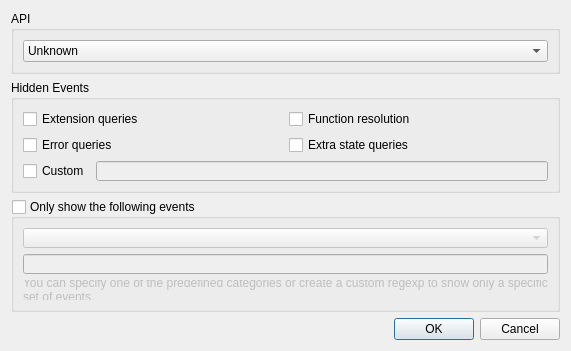
Before: the Qt Designer form gui/ui/settings.ui in apitrace/apitrace, drawn with Qt 5.
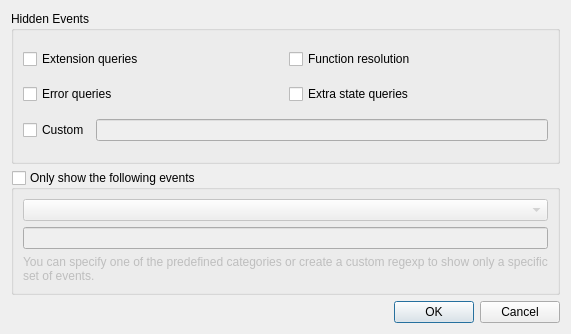
After: the same form once the commit is applied.

Commit message:
Remove the API combo box from the UI settings window.
The items were outdated, and the API is correctly guessed all the time,
so it serves no purpose.

Diff of the .ui file:
```diff
--- a/gui/ui/settings.ui
+++ b/gui/ui/settings.ui
@@ -17,34 +17,6 @@
    <string>QApiTrace Settings</string>
   </property>
   <layout class="QVBoxLayout" name="verticalLayout">
-   <item>
-    <widget class="QGroupBox" name="apiGroupBox">
-     <property name="title">
-      <string>API</string>
-     </property>
-     <layout class="QVBoxLayout" name="verticalLayout_4">
-      <item>
-       <widget class="QComboBox" name="apiComboBox">
-        <item>
-         <property name="text">
-          <string>Unknown</string>
-         </property>
-        </item>
-        <item>
-         <property name="text">
-          <string>GL</string>
-         </property>
-        </item>
-        <item>
-         <property name="text">
-          <string>EGL</string>
-         </property>
-        </item>
-       </widget>
-      </item>
-     </layout>
-    </widget>
-   </item>
    <item>
     <widget class="QGroupBox" name="groupBox">
      <property name="sizePolicy">
```
The commit also changes 3 other files.
